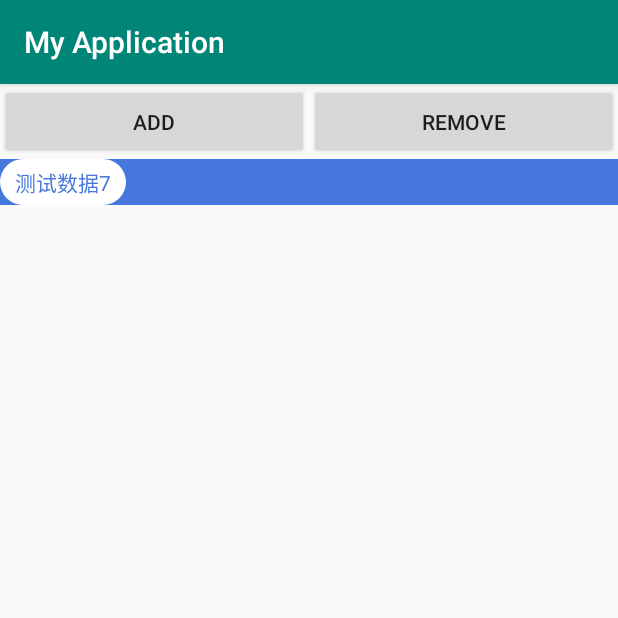
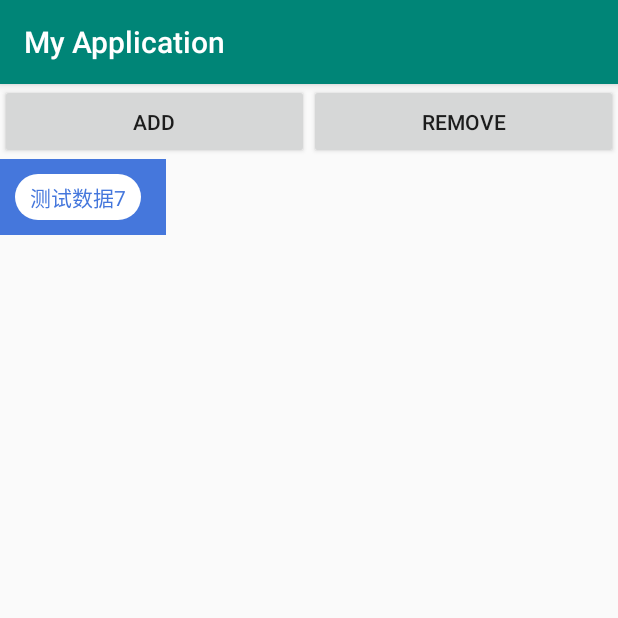
Before and after one commit to bearLei/CustomView, an Android app: the Step3Activity screen opened directly, with no data from a screen before it, after a tap on "ADD", on a phone screen of 412 x 824 dp, the top half of it. Run offline under Robolectric (Android 15) with nearby library versions, the phone set to English and light mode, and no system bars.

Commit message:
自定义FlowLayout  提交2

```diff
--- a/app/src/main/java/com/example/administrator/myapplication/step3/FlowLayout.java
+++ b/app/src/main/java/com/example/administrator/myapplication/step3/FlowLayout.java
@@ -20,6 +20,7 @@ public class FlowLayout extends ViewGroup {
 
     private static final int mDefaultWidth = 500;//默认宽
     private static final int mDefaultHeight = 300;//默认高
+    private static final int mLineHeigth = 30;//默认行间距
 
     private List<View> views;//全部子view列表
     private HashMap<Integer,LineInfo> mLineMap;//保存每行的信息列表
@@ -50,23 +51,26 @@ public class FlowLayout extends ViewGroup {
         mLineMap.put(lineNum,new LineInfo());
     }
 
+    private void resetViewList(){
+        lineNum = 1;
+        mLineMap = new HashMap<>();
+        mLineMap.put(lineNum,new LineInfo());
+    }
     public void  addContainerView(View view){
         if (views != null){
             views.add(view);
         }
-        lineNum = 1;
+        resetViewList();
         this.addView(view);
         requestLayout();
     }
 
+    //bug后期修复
     public void removeView(){
-//        if (views != null && views.contains(view)){
-//            views.remove(view);
-//        }
         if (views != null && views.size() > 0){
             views.remove(views.size()-1);
         }
-        invalidate();
+        resetViewList();
         requestLayout();
     }
 
@@ -82,7 +86,7 @@ public class FlowLayout extends ViewGroup {
         int widMode = MeasureSpec.getMode(widthMeasureSpec);
         int heightMode = MeasureSpec.getMode(heightMeasureSpec);
 
-        int width = 0;//父view的可用宽度 除去padding
+        int width = 0;//测量宽
         int heitht = 0;//测量高
         int lineWidth = 0;//每行的宽度
         int lineHeight = 0;//行高
@@ -103,11 +107,11 @@ public class FlowLayout extends ViewGroup {
                 lineNum++;
                 mLineMap.put(lineNum,new LineInfo());
                 //换行
-                mWidth = Math.max(width,lineWidth);//取2个最大值
+                width = Math.max(width,lineWidth);//取2个最大值
                 //重置行宽
                 lineWidth = childWidth;
                 //父view的高度 = 各行高度总和
-                heitht += lineHeight;
+                heitht += lineHeight+mLineHeigth;
                 //换行：当前行高 = 当前行的第一个View高
                 lineHeight = childHeight;
             }else {
@@ -118,7 +122,7 @@ public class FlowLayout extends ViewGroup {
             // 最后一个控件
             if (i == chileViewSize - 1)
             {
-                mWidth = Math.max(lineWidth, width);
+                mWidth = Math.max(width,lineWidth)+getPaddingLeft()+getPaddingRight();
                 heitht += lineHeight;
             }
             LineInfo info = mLineMap.get(lineNum);
@@ -133,7 +137,8 @@ public class FlowLayout extends ViewGroup {
             info.setmLineHeigth(lineHeight);
             info.setmLinewidth(lineWidth);
         }
-        mHeight = heitht;
+
+        mHeight = heitht+getPaddingBottom()+getPaddingTop();
         //根据模式来判断是否采用自己计算的值
         setMeasuredDimension(
                 widMode == MeasureSpec.AT_MOST? mWidth:widSize,
@@ -167,9 +172,9 @@ public class FlowLayout extends ViewGroup {
                             l+child.getMeasuredWidth(),
                             t+child.getMeasuredHeight());
 
-                l += child.getMeasuredWidth();
+                l += child.getMeasuredWidth()+layoutParams.rightMargin;
             }
-            t += value.getmLineHeigth();
+            t += value.getmLineHeigth()+getPaddingTop();
         }
 
     }
@@ -189,4 +194,7 @@ public class FlowLayout extends ViewGroup {
     protected LayoutParams generateLayoutParams(LayoutParams p) {
         return new MarginLayoutParams(p);
     }
+
+
+
 }
--- a/app/src/main/java/com/example/administrator/myapplication/step3/Step3Activity.java
+++ b/app/src/main/java/com/example/administrator/myapplication/step3/Step3Activity.java
@@ -26,7 +26,9 @@ public class Step3Activity extends AppCompatActivity {
             @Override
             public void onClick(View v) {
                View view = LayoutInflater.from(Step3Activity.this).inflate(R.layout.flowlayout_item,flowLayout,false);
-               TextView textView =  view.findViewById(R.id.item);
+                ViewGroup.MarginLayoutParams layoutParams = (ViewGroup.MarginLayoutParams) view.getLayoutParams();
+                layoutParams.rightMargin = 10;
+                TextView textView =  view.findViewById(R.id.item);
                textView.setText("测试数据"+(int)(Math.random()*10));
                view.setBackground(getResources().getDrawable(R.drawable.flow_layout_default_bg));
                 flowLayout.addContainerView(view);
--- a/app/src/main/res/layout/activity_step3.xml
+++ b/app/src/main/res/layout/activity_step3.xml
@@ -31,9 +31,10 @@
 
     <com.example.administrator.myapplication.step3.FlowLayout
         android:id="@+id/flowLayout"
-        android:layout_width="match_parent"
+        android:layout_width="wrap_content"
         android:layout_height="wrap_content"
         android:background="#4577dc"
+        android:padding="10dp"
         ></com.example.administrator.myapplication.step3.FlowLayout>
 
 
```
